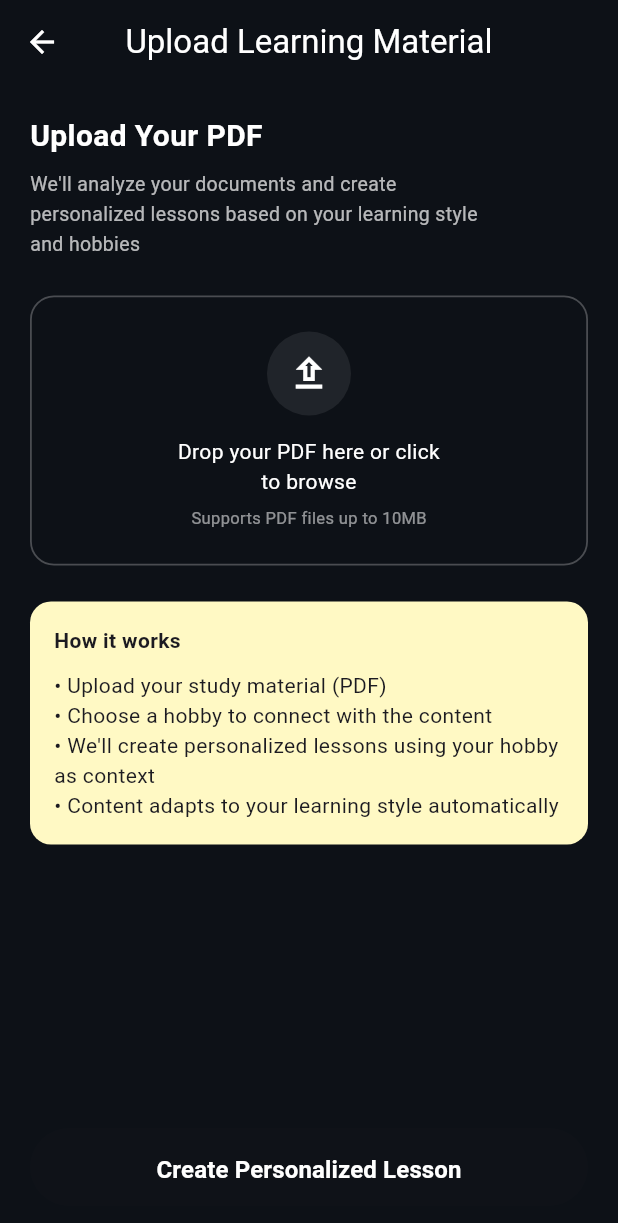
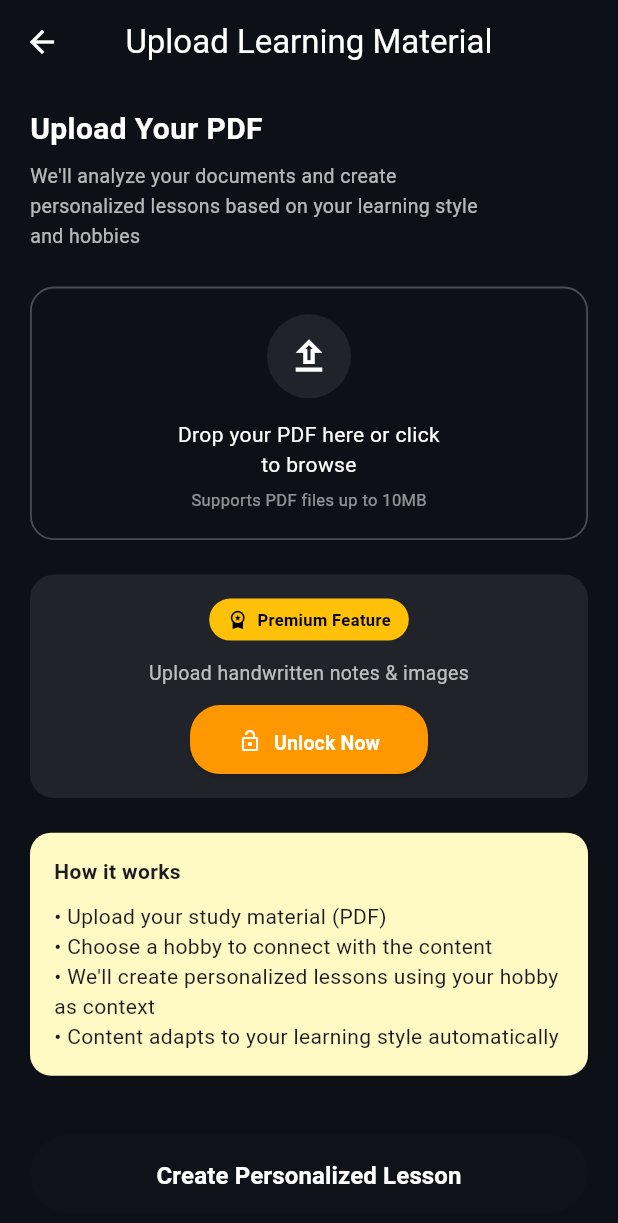
Before and after one commit to Study-Spark-LK/studyspark-frontend, a Flutter app: the UploadScreen screen opened by its route, on a phone screen of 412 x 824 dp. Shown: the top 1223 px of the screen. Run offline on Flutter 3.47's test engine with Material 3 defaults, Android fonts, the phone set to English and light mode, and no system bars; our stand-ins replace dio, file_picker, freezed_annotation, retrofit; missing offline and left inert: clerk_flutter; generated files the repository leaves out were written again.

Commit message:
updated upload screen with premium version.

```diff
--- a/lib/screens/upload_screen.dart
+++ b/lib/screens/upload_screen.dart
@@ -1,7 +1,6 @@
 import 'package:flutter/material.dart';
 import 'package:file_picker/file_picker.dart';
 import 'loading_screen.dart';
-
 
 class UploadScreen extends StatefulWidget {
   const UploadScreen({super.key});
@@ -49,11 +48,22 @@ class _UploadScreenState extends State<UploadScreen> {
         centerTitle: true,
       ),
       body: SafeArea(
-        child: Padding(
-          padding: const EdgeInsets.all(20),
+        child: LayoutBuilder(
+          builder: (context, constraints) {
+            final screenHeight = constraints.maxHeight;
+
+            return SingleChildScrollView(
+              padding: const EdgeInsets.symmetric(horizontal: 20),
+              child: ConstrainedBox(
+                constraints: BoxConstraints(
+                  minHeight: screenHeight,
+                ),
+                child: IntrinsicHeight(
                   child: Column(
                     crossAxisAlignment: CrossAxisAlignment.start,
                     children: [
+                      SizedBox(height: screenHeight * 0.02),
+
                       const Text(
                         'Upload Your PDF',
                         style: TextStyle(
@@ -62,7 +72,9 @@ class _UploadScreenState extends State<UploadScreen> {
                           fontWeight: FontWeight.bold,
                         ),
                       ),
-              const SizedBox(height: 8),
+
+                      SizedBox(height: screenHeight * 0.01),
+
                       const Text(
                         "We'll analyze your documents and create\npersonalized lessons based on your learning style\nand hobbies",
                         style: TextStyle(
@@ -71,14 +83,16 @@ class _UploadScreenState extends State<UploadScreen> {
                           height: 1.5,
                         ),
                       ),
-              const SizedBox(height: 24),
 
+                      SizedBox(height: screenHeight * 0.03),
+
+                      /// Upload Box
                       InkWell(
                         onTap: _pickPDF,
                         borderRadius: BorderRadius.circular(16),
                         child: Container(
                           width: double.infinity,
-                  height: 180,
+                          height: screenHeight * 0.22, // responsive height
                           decoration: BoxDecoration(
                             borderRadius: BorderRadius.circular(16),
                             border: Border.all(
@@ -114,19 +128,16 @@ class _UploadScreenState extends State<UploadScreen> {
                                 ),
                               ),
                               const SizedBox(height: 14),
-
                               Text(
                                 _selectedFile != null
                                     ? _selectedFile!.name
                                     : 'Drop your PDF here or click\nto browse',
                                 textAlign: TextAlign.center,
                                 style: TextStyle(
-                          color: _selectedFile != null ? const Color(0xFF4FC3F7) : Colors.white,
-                          fontSize: 14,
-                          fontWeight: _selectedFile != null ? FontWeight.bold : FontWeight.normal,
+                                  color: _selectedFile != null
+                                      ? const Color(0xFF4FC3F7)
+                                      : Colors.white,
                                 ),
-                        maxLines: 2,
-                        overflow: TextOverflow.ellipsis,
                               ),
                               const SizedBox(height: 6),
                               Text(
@@ -143,9 +154,87 @@ class _UploadScreenState extends State<UploadScreen> {
                         ),
                       ),
 
-              const SizedBox(height: 24),
+                      SizedBox(height: screenHeight * 0.03),
 
-              // How it works
+                      /// Premium Section
+                      Container(
+                        width: double.infinity,
+                        padding: const EdgeInsets.all(16),
+                        decoration: BoxDecoration(
+                          color: Colors.white.withValues(alpha: 0.08),
+                          borderRadius: BorderRadius.circular(16),
+                        ),
+                        child: Column(
+                          children: [
+                            Container(
+                              padding: const EdgeInsets.symmetric(
+                                horizontal: 12,
+                                vertical: 6,
+                              ),
+                              decoration: BoxDecoration(
+                                color: const Color(0xFFFFC107),
+                                borderRadius: BorderRadius.circular(20),
+                              ),
+                              child: const Row(
+                                mainAxisSize: MainAxisSize.min,
+                                children: [
+                                  Icon(Icons.workspace_premium,
+                                      size: 14, color: Colors.black),
+                                  SizedBox(width: 6),
+                                  Text(
+                                    "Premium Feature",
+                                    style: TextStyle(
+                                      color: Colors.black,
+                                      fontSize: 11,
+                                      fontWeight: FontWeight.bold,
+                                    ),
+                                  ),
+                                ],
+                              ),
+                            ),
+                            const SizedBox(height: 12),
+                            const Text(
+                              "Upload handwritten notes & images",
+                              textAlign: TextAlign.center,
+                              style:
+                              TextStyle(color: Colors.white70, fontSize: 13),
+                            ),
+                            const SizedBox(height: 12),
+                            SizedBox(
+                              height: 46,
+                              child: ElevatedButton(
+                                style: ElevatedButton.styleFrom(
+                                  backgroundColor: const Color(0xFFFF9800),
+                                  shape: RoundedRectangleBorder(
+                                    borderRadius: BorderRadius.circular(20),
+                                  ),
+                                ),
+                                onPressed: () {},
+                                child: const Row(
+                                  mainAxisSize: MainAxisSize.min,
+                                  children: [
+                                    Icon(Icons.lock_open,
+                                        size: 16, color: Colors.white),
+                                    SizedBox(width: 8),
+                                    Text(
+                                      "Unlock Now",
+                                      style: TextStyle(
+                                        fontSize: 13,
+                                        fontWeight: FontWeight.w600,
+                                        color: Colors.white,
+                                      ),
+                                    ),
+                                  ],
+                                ),
+                              ),
+                            ),
+                          ],
+                        ),
+                      ),
+
+                      SizedBox(height: screenHeight * 0.03),
+
+                      /// How it works
                       Container(
                         width: double.infinity,
                         padding: const EdgeInsets.all(16),
@@ -166,21 +255,22 @@ class _UploadScreenState extends State<UploadScreen> {
                             SizedBox(height: 10),
                             Text('• Upload your study material (PDF)'),
                             Text('• Choose a hobby to connect with the content'),
-                    Text('• We\'ll create personalized lessons using your hobby as context'),
-                    Text('• Content adapts to your learning style automatically'),
+                            Text(
+                                '• We\'ll create personalized lessons using your hobby as context'),
+                            Text(
+                                '• Content adapts to your learning style automatically'),
                           ],
                         ),
                       ),
 
                       const Spacer(),
 
-              // Continue Button
+                      /// Button
                       SizedBox(
                         width: double.infinity,
                         height: 52,
                         child: ElevatedButton(
                           style: ElevatedButton.styleFrom(
-                    // if no file is selected
                             backgroundColor: _selectedFile != null
                                 ? const Color(0xFF4FC3F7)
                                 : Colors.grey[700],
@@ -191,7 +281,6 @@ class _UploadScreenState extends State<UploadScreen> {
                           onPressed: _selectedFile == null
                               ? null
                               : () {
-                    print("Ready to upload: ${_selectedFile!.path}");
                             Navigator.push(
                               context,
                               MaterialPageRoute(
@@ -209,10 +298,16 @@ class _UploadScreenState extends State<UploadScreen> {
                           ),
                         ),
                       ),
+
+                      SizedBox(height: screenHeight * 0.02),
                     ],
                   ),
                 ),
               ),
             );
+          },
+        ),
+      ),
+    );
   }
 }
```
Lines whose indentation alone changed are shown as unchanged.
